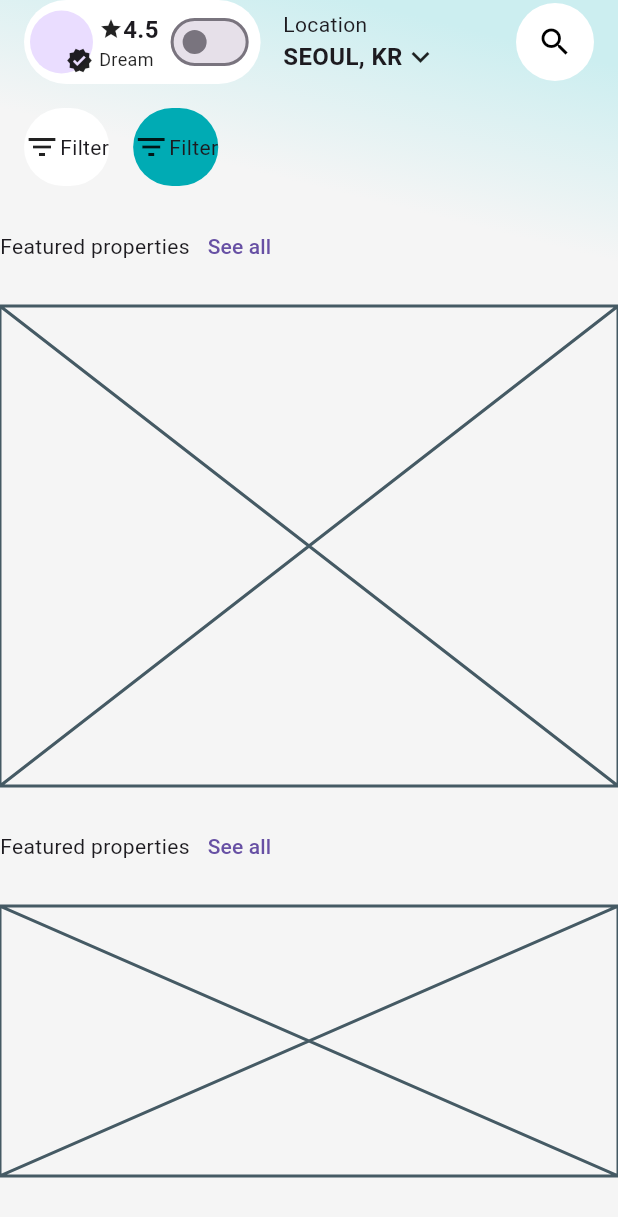
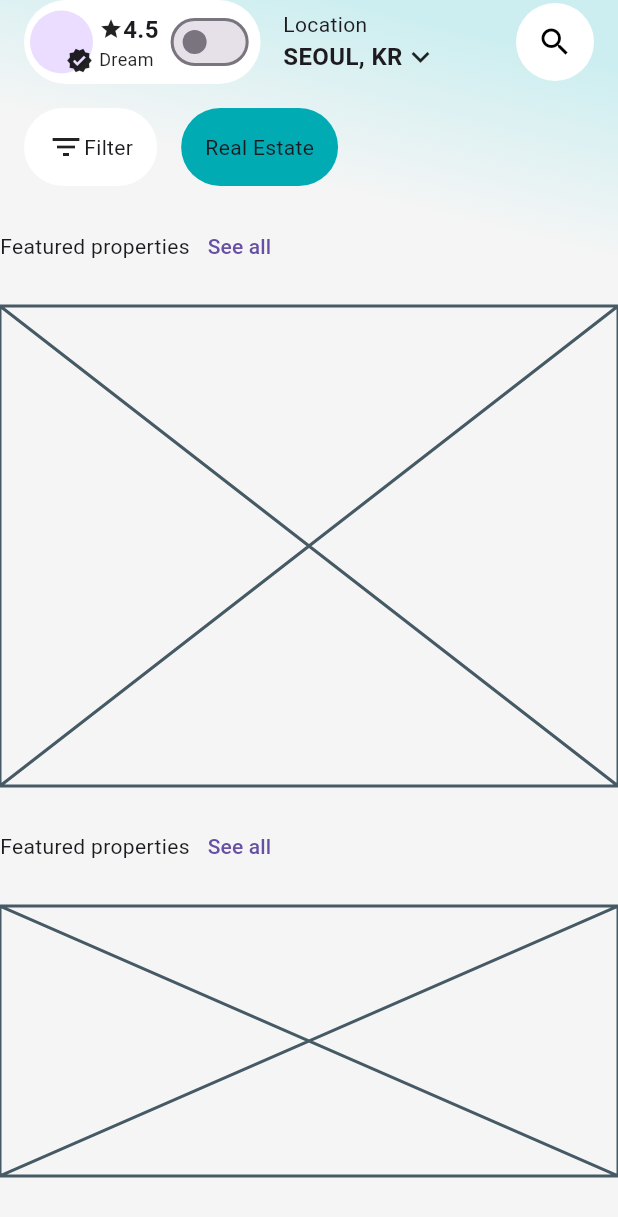
Before and after one commit to JAICHANGPARK/flutter_notebook_chapter_49, a Flutter app: the RealEstateHomePage screen opened directly, on a phone screen of 412 x 824 dp. Shown: the top 1217 px of the screen. Run offline on Flutter 3.47's test engine with Material 3 defaults, Android fonts, the phone set to English and light mode, and no system bars; our stand-ins replace dots_indicator, gap, google_fonts.

Commit message:
Update real_estate_home_page.dart

```diff
--- a/lib/ep2472_real_estate_app/ui/real_estate_home_page.dart
+++ b/lib/ep2472_real_estate_app/ui/real_estate_home_page.dart
@@ -139,6 +139,7 @@ class _RealEstateHomePageState extends State<RealEstateHomePage> {
                             shape: StadiumBorder(),
                             color: Colors.white,
                           ),
+                          padding: EdgeInsets.symmetric(horizontal: 16),
                           child: Row(
                             children: [Icon(Icons.filter_list), Text("Filter")],
                           ),
@@ -148,9 +149,8 @@ class _RealEstateHomePageState extends State<RealEstateHomePage> {
                             shape: StadiumBorder(),
                             color: Color.fromRGBO(0, 171, 180, 1),
                           ),
-                          child: Row(
-                            children: [Icon(Icons.filter_list), Text("Filter")],
-                          ),
+                          padding: EdgeInsets.symmetric(horizontal: 16),
+                          child: Row(children: [Text("Real Estate")]),
                         ),
                       ],
                     ),
```
